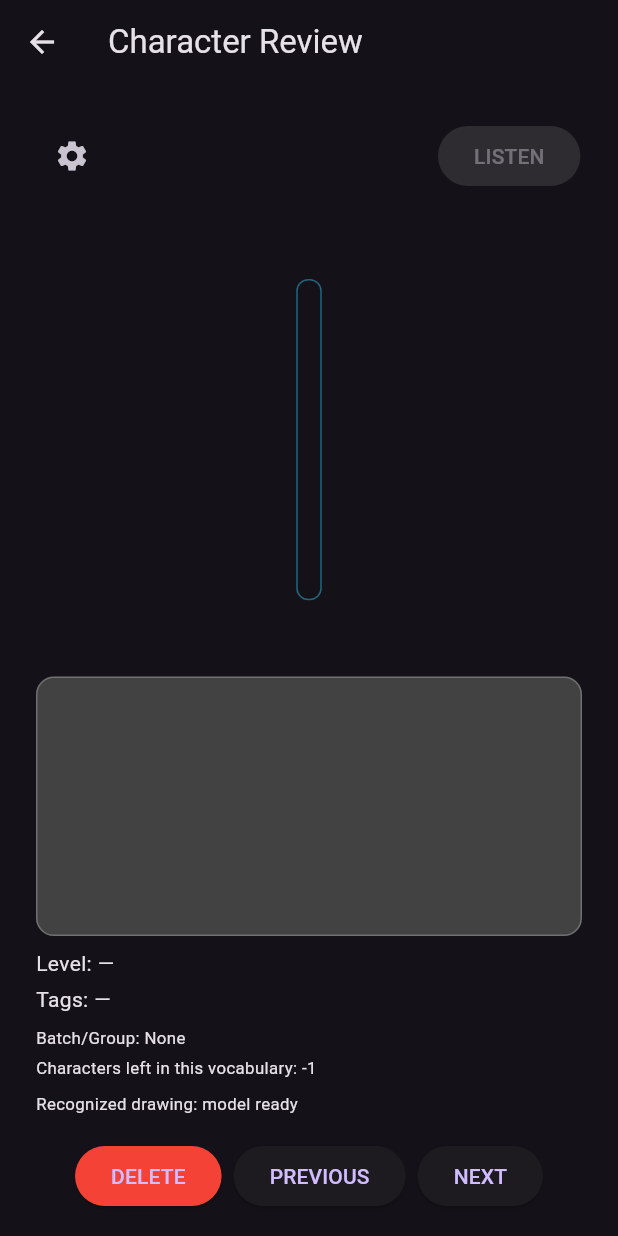
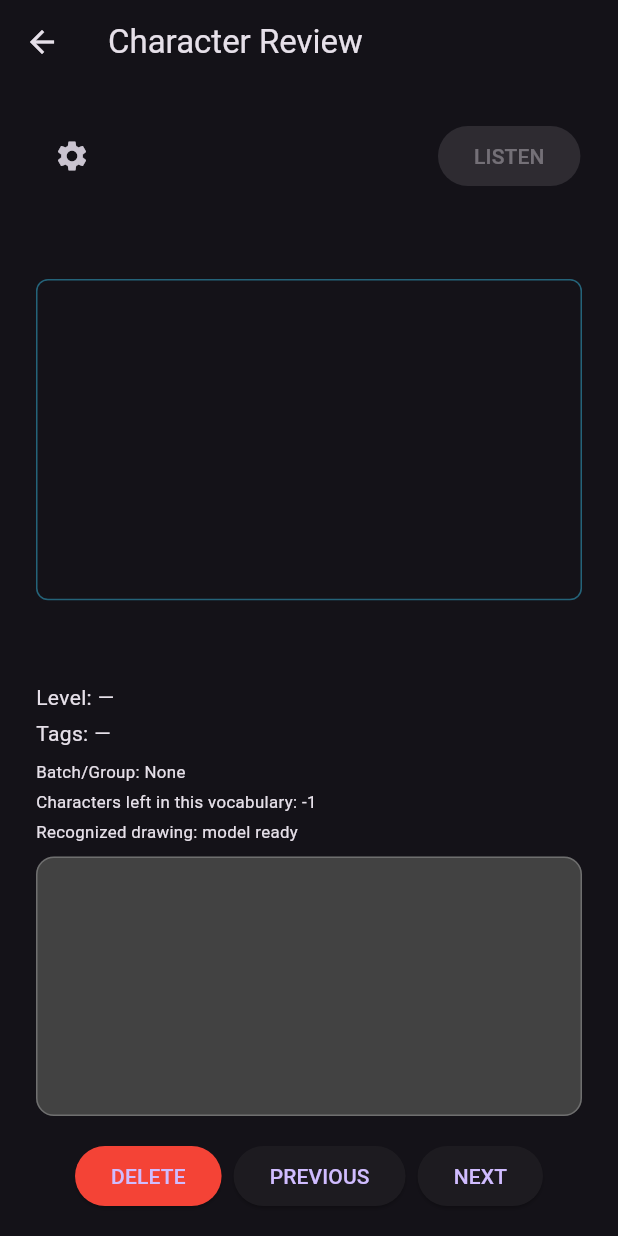
Before and after one commit to EnriqueMoran/hanziapp, a Flutter app: the CharacterReviewScreen screen opened directly, on a phone screen of 412 x 824 dp. Run offline on Flutter 3.47's test engine with Material 3 defaults, Android fonts, the light colour scheme and no system bars; our stand-ins replace audioplayers, reorderables; missing offline and left inert: google_mlkit_digital_ink_recognition; network calls fail.

Commit message:
Ensure info and examples span full width and move info above touch panel

```diff
--- a/lib/screens/character_review_screen.dart
+++ b/lib/screens/character_review_screen.dart
@@ -605,6 +605,7 @@
     );
 
     final exampleArea = SizedBox(
+      width: contentWidth,
       height: exampleHeight,
       child: DeviceConfig.deviceType == DeviceType.smartphone
           ? Container(
@@ -812,60 +813,18 @@
               padding: EdgeInsets.symmetric(horizontal: 24, vertical: 16),
               child: Column(
                 mainAxisSize: MainAxisSize.min,
+                crossAxisAlignment: CrossAxisAlignment.center,
                 children: [
+                  SizedBox(
+                    width: contentWidth,
+                    child: _infoColumn(recognizedLabel),
+                  ),
+                  SizedBox(height: 8),
                   if (showTouchPanel)
-                    if (DeviceConfig.deviceType == DeviceType.smartphone)
-                      SizedBox(
-                        width: contentWidth,
-                        child: Column(
-                          crossAxisAlignment: CrossAxisAlignment.start,
-                          children: [
-                            SizedBox(
-                              height: drawingHeight,
-                              child: _buildDrawingPad(),
-                            ),
-                            SizedBox(height: 8),
-                            _infoColumn(),
-                            SizedBox(height: 8),
-                            Text(
-                              recognizedLabel,
-                              style: TextStyle(fontSize: UiScale.smallFont),
-                            ),
-                          ],
-                        ),
-                      )
-                    else
-                      SizedBox(
-                        height: drawingHeight,
-                        width: contentWidth,
-                        child: Row(
-                          crossAxisAlignment: CrossAxisAlignment.start,
-                          children: [
-                            ConstrainedBox(
-                              constraints: BoxConstraints(
-                                  minWidth: 140, maxWidth: UiScale.controlsWidth),
-                              child: _infoColumn(),
-                            ),
-                            SizedBox(width: 8),
-                            Expanded(
-                              flex: 3,
-                              child: SizedBox.expand(child: _buildDrawingPad()),
-                            ),
-                            SizedBox(width: 8),
-                            Expanded(
-                              flex: 2,
-                              child: Text(
-                                recognizedLabel,
-                                style: TextStyle(fontSize: UiScale.smallFont),
-                              ),
-                            ),
-                          ],
-                        ),
-                      )
-                  else
-                    Align(
-                      alignment: Alignment.centerLeft,
-                      child: _infoColumn(),
+                    SizedBox(
+                      width: contentWidth,
+                      height: drawingHeight,
+                      child: _buildDrawingPad(),
                     ),
                   SizedBox(height: showTouchPanel ? 16 : 8),
                   Row(
@@ -930,7 +889,7 @@
     }
   }
 
-  Widget _infoColumn() {
+  Widget _infoColumn(String recognizedLabel) {
     final level = current?.level;
     final tags = current?.tags;
     return Column(
@@ -975,6 +934,11 @@
         SizedBox(height: 4),
         SelectableText(
           'Characters left in this $_reviewType: ${characters.length - currentIndex - 1}',
+          style: TextStyle(fontSize: UiScale.smallFont),
+        ),
+        SizedBox(height: 4),
+        SelectableText(
+          recognizedLabel,
           style: TextStyle(fontSize: UiScale.smallFont),
         ),
       ],
```
